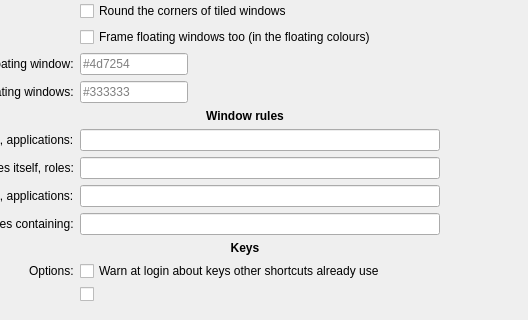
This is package/contents/ui/config.ui in grandpaul2/kwin-i3 as Qt 5 draws it before an edit; both pictures show x 143 to 671 and y 532 to 852 of the 776 by 852 pixel window. The edited form follows.
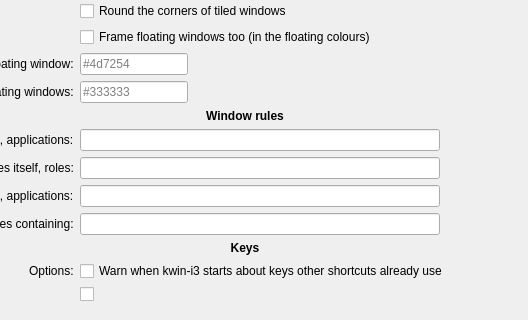
This is the edited form.

Patch:
```diff
--- a/package/contents/ui/config.ui
+++ b/package/contents/ui/config.ui
@@ -662,7 +662,7 @@
      <item row="29" column="1">
       <widget class="QCheckBox" name="kcfg_warnTakenKeys">
        <property name="text">
-        <string>Warn at login about keys other shortcuts already use</string>
+        <string>Warn when kwin-i3 starts about keys other shortcuts already use</string>
        </property>
       </widget>
      </item>
```
